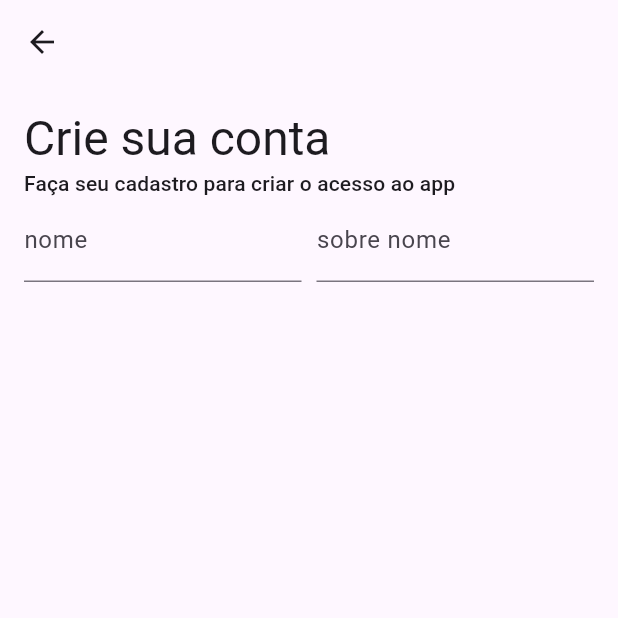
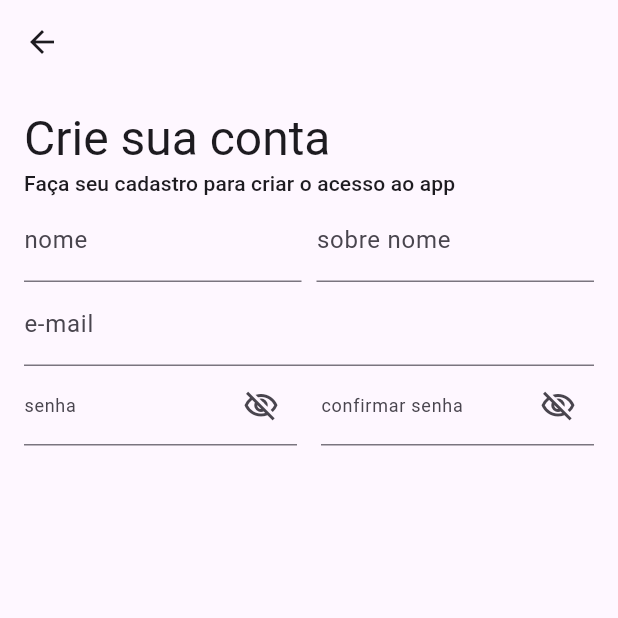
Before and after one commit to wellingtonZero/login_severino, a Flutter app: the screen it shows after launch, after a tap on "Se não tem senha cadastre-se", on a phone screen of 412 x 824 dp, the top half of it. Run offline on Flutter 3.47's test engine with Material 3 defaults, Android fonts, the phone set to English and light mode, and no system bars.

Commit message:
segunda versao

```diff
--- a/lib/cadastro_page.dart
+++ b/lib/cadastro_page.dart
@@ -47,7 +47,8 @@ class _CadastroPageState extends State<CadastroPage> {
         child: ListView(
           padding: EdgeInsets.all(16),
           children: [
-            Text('Crie sua conta',style: Theme.of(context).textTheme.headlineLarge),
+            Text('Crie sua conta',
+                style: Theme.of(context).textTheme.headlineLarge),
             Text("Faça seu cadastro para criar o acesso ao app",
                 style: Theme.of(context).textTheme.labelLarge),
             Row(
@@ -59,13 +60,12 @@ class _CadastroPageState extends State<CadastroPage> {
                       decoration: const InputDecoration(
                         labelText: 'nome',
                       ),
-                    validator:(value){
-                      if(value == null || value.isEmpty){
+                      validator: (value) {
+                        if (value == null || value.isEmpty) {
                           return 'Por favor, informe seu nome';
                         }
                         return null;
-                    }
-                  ),
+                      }),
                 ),
                 SizedBox(width: 10),
                 Expanded(
@@ -75,14 +75,87 @@ class _CadastroPageState extends State<CadastroPage> {
                       decoration: const InputDecoration(
                         labelText: 'sobre nome',
                       ),
-                    validator:(value){
-                      if(value == null || value.isEmpty){
+                      validator: (value) {
+                        if (value == null || value.isEmpty) {
                           return 'Por favor, informe seu sobre nome';
                         }
                         return null;
+                      }),
+                ),
+              ],
+            ),
+            TextFormField(
+              controller: _emailController,
+              keyboardType: TextInputType.emailAddress,
+              decoration: const InputDecoration(labelText: 'e-mail'),
+              validator: (value) {
+                if (value == null || value.isEmpty) {
+                  return "Por favor, informe seu e-mail";
                 }
+                return null;
+              },
             ),
-                )
+            Row(
+              children: [
+                Expanded(
+                  child: TextFormField(
+                    controller: _senhaController,
+                    keyboardType: TextInputType.visiblePassword,
+                    obscureText: verSenha,
+                    decoration: InputDecoration(
+                      labelText: 'senha',
+                      labelStyle: TextStyle(fontSize: 12.0),
+                      suffixIcon: IconButton(
+                        onPressed: () {
+                          setState(() {
+                            verSenha = !verSenha;
+                          });
+                        },
+                        icon: Icon(
+                          verSenha
+                              ? Icons.visibility_off_outlined
+                              : Icons.visibility_outlined,
+                        ),
+                      ),
+                    ),
+                    validator: (value) {
+                      if (value == null || value.isEmpty) {
+                        return 'Por favor, insira sua senha';
+                      }
+                      return null;
+                    },
+                  ),
+                ),
+                const SizedBox(width: 16),
+                Expanded(
+                  child: TextFormField(
+                    controller: _csenhaController,
+                    keyboardType: TextInputType.visiblePassword,
+                    obscureText: verCSenha,
+                    decoration: InputDecoration(
+                      labelText: 'confirmar senha',
+                      labelStyle: TextStyle(fontSize: 12.0),
+                      suffixIcon: IconButton(
+                        onPressed: () {
+                          setState(() {
+                            verCSenha = !verCSenha;
+                          });
+                        },
+                        icon: Icon(
+                          verCSenha
+                              ? Icons.visibility_off_outlined
+                              : Icons.visibility_outlined,
+                        ),
+                      ),
+                    ),
+                    validator: (value) {
+                      if (value == null || value.isEmpty) {
+                        return 'Por favor, insira sua confimarção';
+                      }
+                      return null;
+                    },
+                  ),
+                ),
               ],
             ),
           ],
--- a/lib/login_page.dart
+++ b/lib/login_page.dart
@@ -82,7 +82,7 @@ class _LoginPageState extends State<LoginPage> {
               },
             ),
             const SizedBox(height: 16),
-            ElevatedButton(onPressed: () {}, child: Text("Entrar")),
+            ElevatedButton(onPressed: () {}, child: const Text("Entrar")),
             TextButton(
               onPressed: () {
                 Navigator.push(
```
Lines whose indentation alone changed are shown as unchanged.
